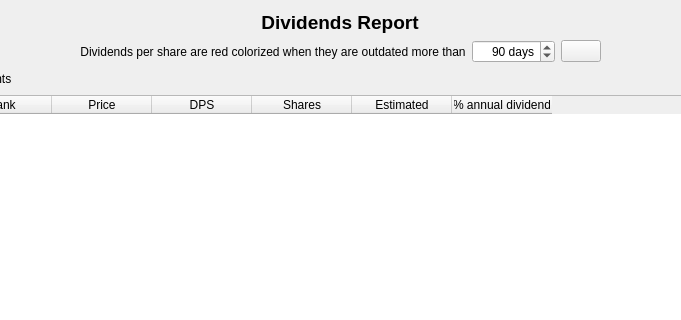
Qt form ui/wdgDividendsReport.ui (turulomio/xulpymoney) before a commit; both pictures show x 160 to 841 and y 0 to 320 of the 1000 by 531 pixel window.
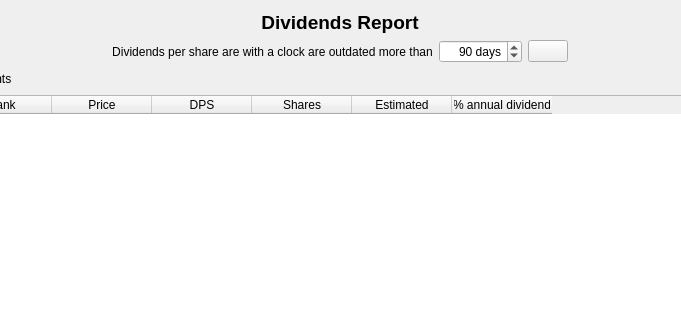
The same form after that commit. Icons and pictures are not drawn. Custom widgets are drawn as their Qt base class.

Patch:
```diff
--- a/ui/wdgDividendsReport.ui
+++ b/ui/wdgDividendsReport.ui
@@ -54,7 +54,7 @@
        <item>
         <widget class="QLabel" name="label">
          <property name="text">
-          <string>Dividends per share are red colorized when they are outdated more than</string>
+          <string>Dividends per share are with a clock are outdated more than</string>
          </property>
          <property name="alignment">
           <set>Qt::AlignCenter</set>
```
Left out of the diff: 2 changed lines with no effect on the pictures.
